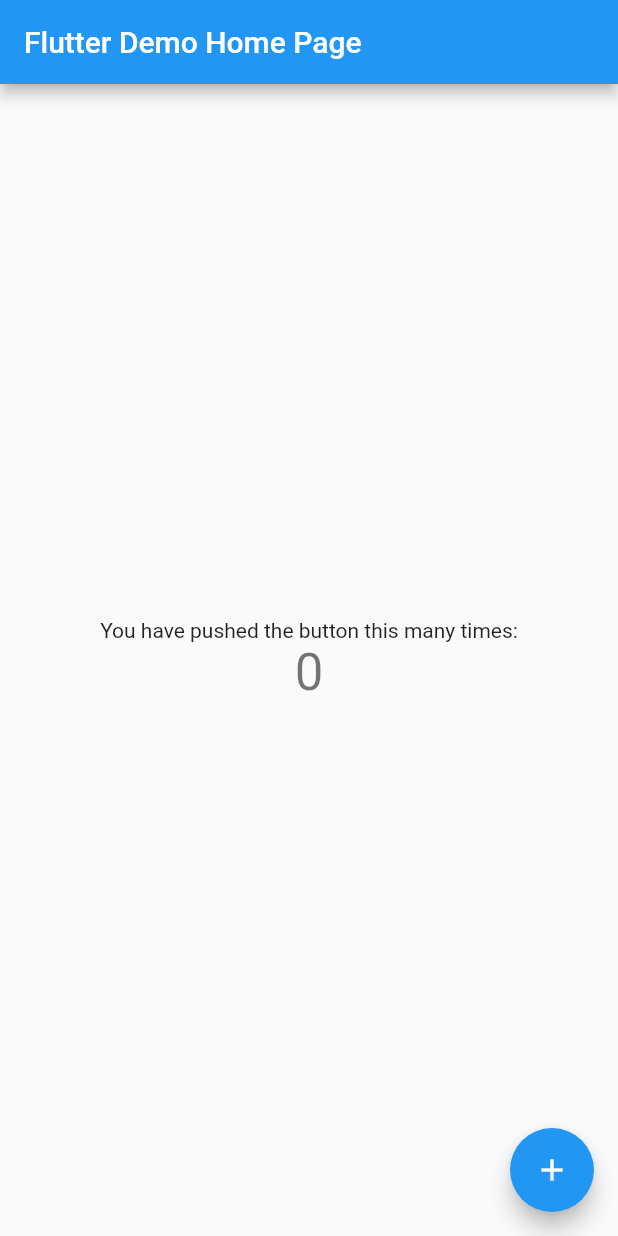
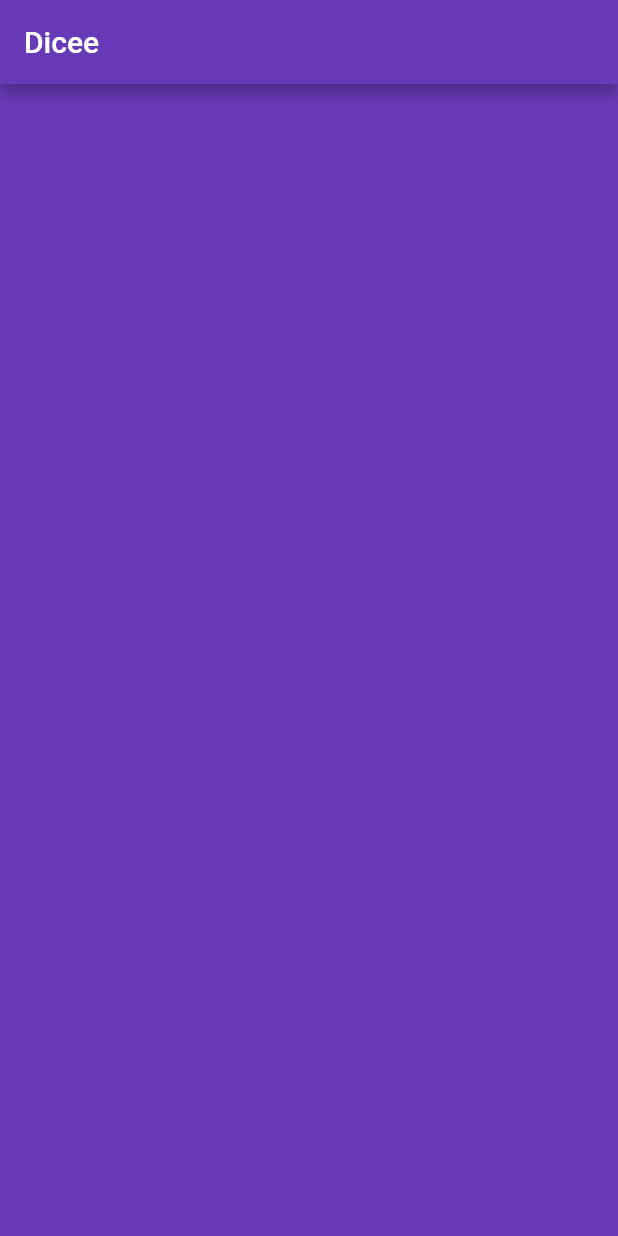
Before and after one commit to knighty-knight232/flutter-blueprint-project, a Flutter app: the screen it shows after launch, on a phone screen of 412 x 824 dp. Run offline on Flutter 3.47's test engine with Material 2 defaults, Android fonts, the phone set to English and light mode, and no system bars.

Commit message:
set up homepage

```diff
--- a/lib/main.dart
+++ b/lib/main.dart
@@ -1,115 +1,25 @@
 import 'package:flutter/material.dart';
 
 void main() {
-  runApp(const MyApp());
+  return runApp(
+      MaterialApp(home: Scaffold(
+        backgroundColor: Colors.deepPurple,
+        appBar: AppBar(
+          title: Text('Dicee'),
+          backgroundColor: Colors.deepPurple,
+        ),
+        body: DicePage(),
+      ),
+    )
+  );
 }
 
-class MyApp extends StatelessWidget {
-  const MyApp({Key? key}) : super(key: key);
+class DicePage extends StatelessWidget {
 
   // This widget is the root of your application.
   @override
   Widget build(BuildContext context) {
-    return MaterialApp(
-      title: 'Flutter Demo',
-      theme: ThemeData(
-        // This is the theme of your application.
-        //
-        // Try running your application with "flutter run". You'll see the
-        // application has a blue toolbar. Then, without quitting the app, try
-        // changing the primarySwatch below to Colors.green and then invoke
-        // "hot reload" (press "r" in the console where you ran "flutter run",
-        // or simply save your changes to "hot reload" in a Flutter IDE).
-        // Notice that the counter didn't reset back to zero; the application
-        // is not restarted.
-        primarySwatch: Colors.blue,
-      ),
-      home: const MyHomePage(title: 'Flutter Demo Home Page'),
+    return Container(
     );
   }
 }
-
-class MyHomePage extends StatefulWidget {
-  const MyHomePage({Key? key, required this.title}) : super(key: key);
-
-  // This widget is the home page of your application. It is stateful, meaning
-  // that it has a State object (defined below) that contains fields that affect
-  // how it looks.
-
-  // This class is the configuration for the state. It holds the values (in this
-  // case the title) provided by the parent (in this case the App widget) and
-  // used by the build method of the State. Fields in a Widget subclass are
-  // always marked "final".
-
-  final String title;
-
-  @override
-  State<MyHomePage> createState() => _MyHomePageState();
-}
-
-class _MyHomePageState extends State<MyHomePage> {
-  int _counter = 0;
-
-  void _incrementCounter() {
-    setState(() {
-      // This call to setState tells the Flutter framework that something has
-      // changed in this State, which causes it to rerun the build method below
-      // so that the display can reflect the updated values. If we changed
-      // _counter without calling setState(), then the build method would not be
-      // called again, and so nothing would appear to happen.
-      _counter++;
-    });
-  }
-
-  @override
-  Widget build(BuildContext context) {
-    // This method is rerun every time setState is called, for instance as done
-    // by the _incrementCounter method above.
-    //
-    // The Flutter framework has been optimized to make rerunning build methods
-    // fast, so that you can just rebuild anything that needs updating rather
-    // than having to individually change instances of widgets.
-    return Scaffold(
-      appBar: AppBar(
-        // Here we take the value from the MyHomePage object that was created by
-        // the App.build method, and use it to set our appbar title.
-        title: Text(widget.title),
-      ),
-      body: Center(
-        // Center is a layout widget. It takes a single child and positions it
-        // in the middle of the parent.
-        child: Column(
-          // Column is also a layout widget. It takes a list of children and
-          // arranges them vertically. By default, it sizes itself to fit its
-          // children horizontally, and tries to be as tall as its parent.
-          //
-          // Invoke "debug painting" (press "p" in the console, choose the
-          // "Toggle Debug Paint" action from the Flutter Inspector in Android
-          // Studio, or the "Toggle Debug Paint" command in Visual Studio Code)
-          // to see the wireframe for each widget.
-          //
-          // Column has various properties to control how it sizes itself and
-          // how it positions its children. Here we use mainAxisAlignment to
-          // center the children vertically; the main axis here is the vertical
-          // axis because Columns are vertical (the cross axis would be
-          // horizontal).
-          mainAxisAlignment: MainAxisAlignment.center,
-          children: <Widget>[
-            const Text(
-              'You have pushed the button this many times:',
-            ),
-            Text(
-              '$_counter',
-              style: Theme.of(context).textTheme.headline4,
-            ),
-          ],
-        ),
-      ),
-      floatingActionButton: FloatingActionButton(
-        onPressed: _incrementCounter,
-        tooltip: 'Increment',
-        child: const Icon(Icons.add),
-      ), // This trailing comma makes auto-formatting nicer for build methods.
-    );
-  }
-}
```
